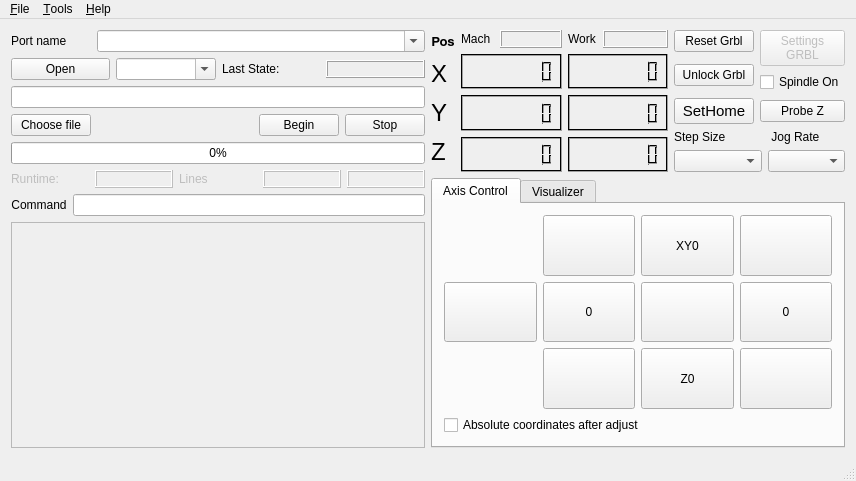
Before: the Qt Designer form mainwindow.ui in ludwigpetrosyan/GrblHoming, drawn with Qt 5.
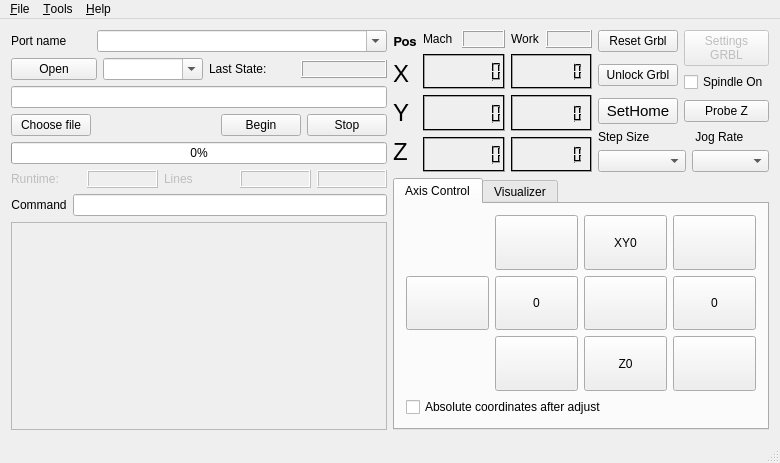
After: the same form once the commit is applied. Icons and pictures are not drawn. Custom widgets are drawn as their Qt base class.

Commit message: chnged GUI min size to 780x460 for 5inch raspberry LCD

The edit to the form file:
```diff
--- a/mainwindow.ui
+++ b/mainwindow.ui
@@ -9,8 +9,8 @@
    <rect>
     <x>0</x>
     <y>0</y>
-    <width>856</width>
-    <height>481</height>
+    <width>780</width>
+    <height>463</height>
    </rect>
   </property>
   <property name="sizePolicy">
@@ -1422,7 +1422,7 @@
     <rect>
      <x>0</x>
      <y>0</y>
-     <width>856</width>
+     <width>780</width>
      <height>19</height>
     </rect>
    </property>
```
